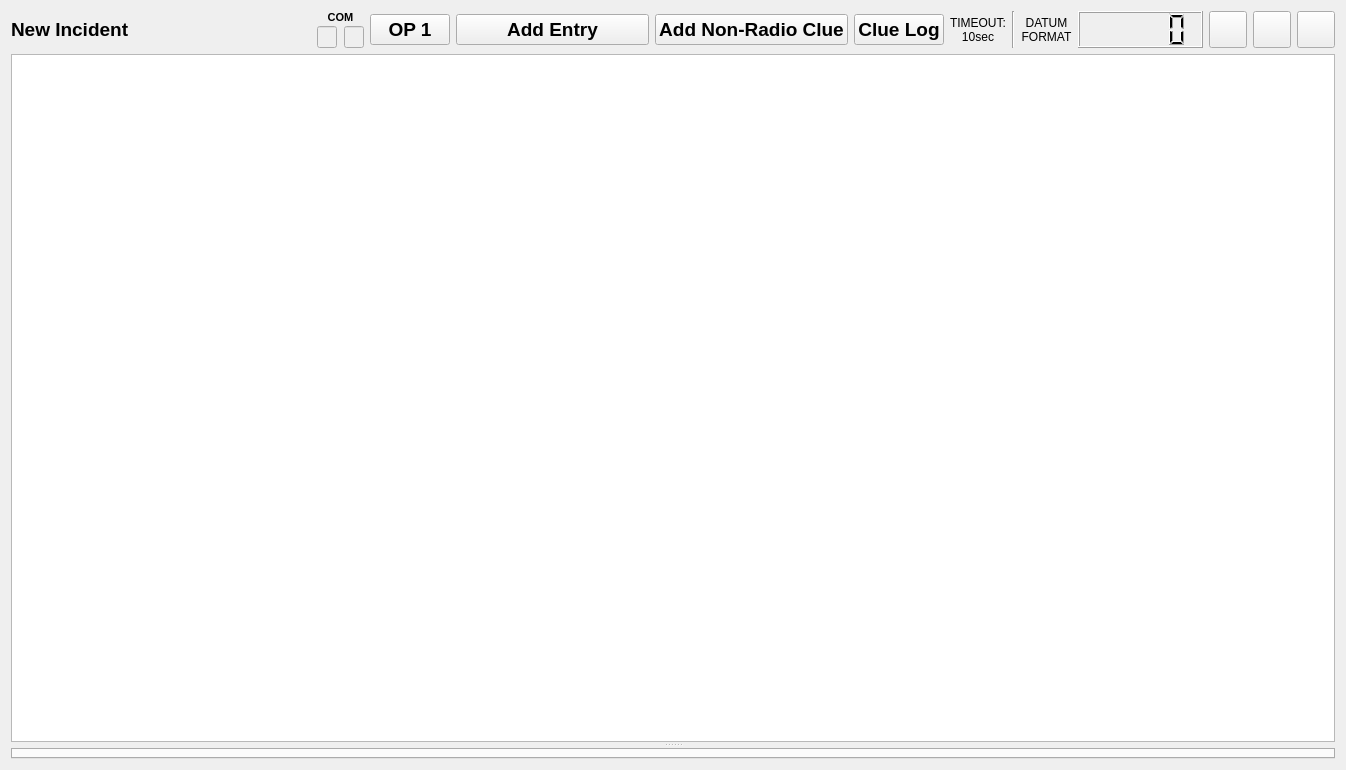
The window that radiolog.ui (ncssar/radiolog) describes before a commit, drawn with Qt 5.
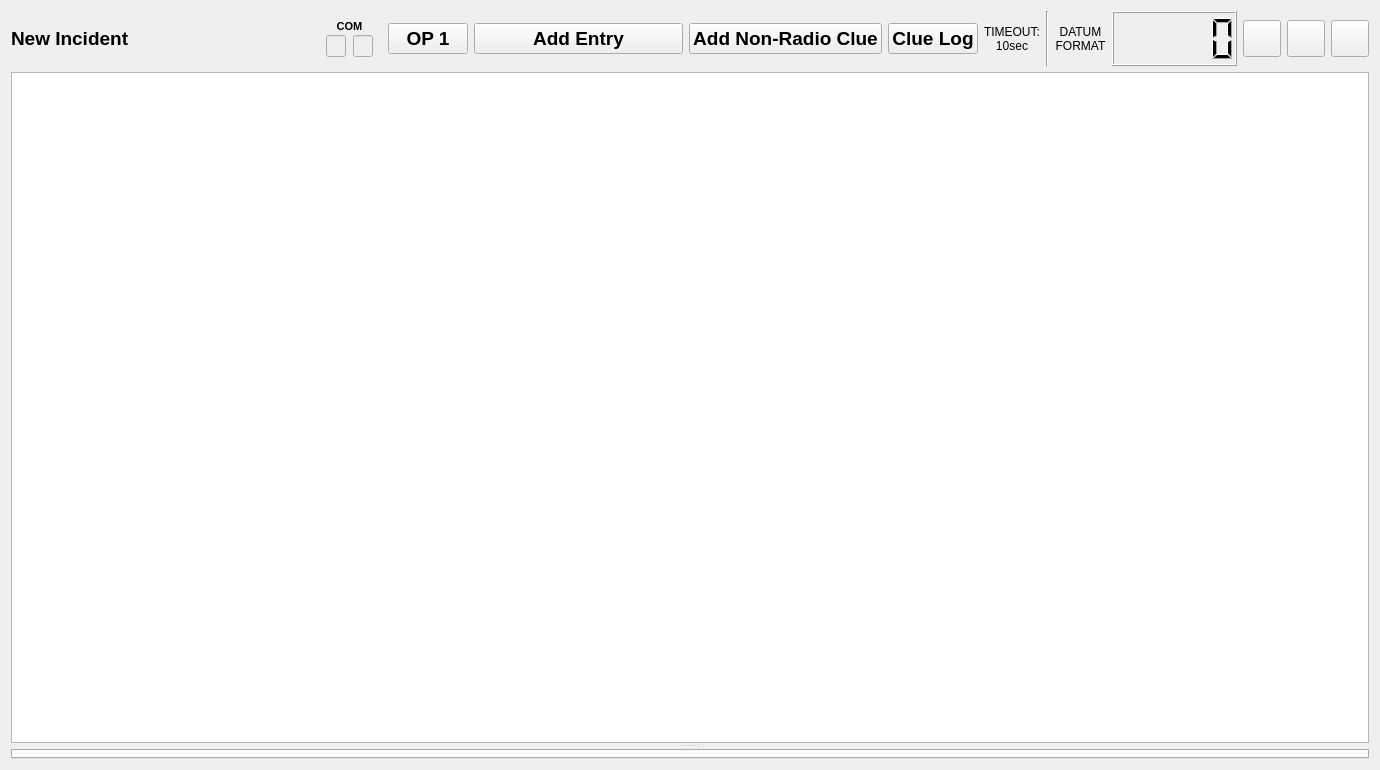
The same window after the commit. Icons and pictures are not drawn.

```diff
--- a/radiolog.ui
+++ b/radiolog.ui
@@ -6,7 +6,7 @@
    <rect>
     <x>0</x>
     <y>0</y>
-    <width>1346</width>
+    <width>1380</width>
     <height>770</height>
    </rect>
   </property>
@@ -44,6 +44,13 @@
       </widget>
      </item>
      <item>
+      <widget class="QWidget" name="comPortLayoutWidget" native="true">
+       <property name="sizePolicy">
+        <sizepolicy hsizetype="Fixed" vsizetype="Preferred">
+         <horstretch>0</horstretch>
+         <verstretch>0</verstretch>
+        </sizepolicy>
+       </property>
       <layout class="QVBoxLayout" name="comPortSectionLayout">
        <property name="spacing">
         <number>2</number>
@@ -113,6 +120,7 @@
         </layout>
        </item>
       </layout>
+      </widget>
      </item>
      <item>
       <widget class="QPushButton" name="opPeriodButton">
```
Lines whose indentation alone changed are shown as unchanged.
